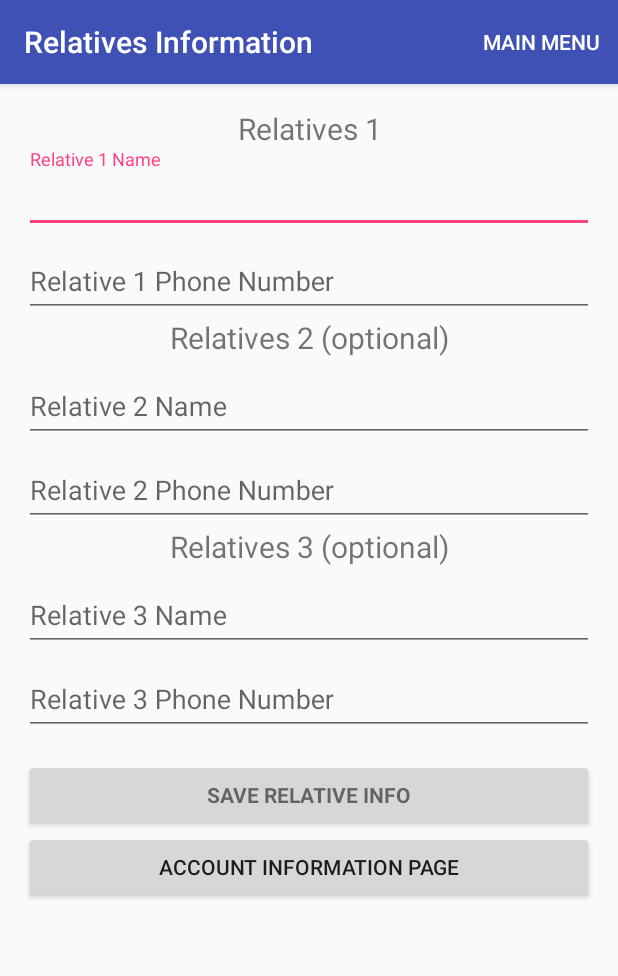
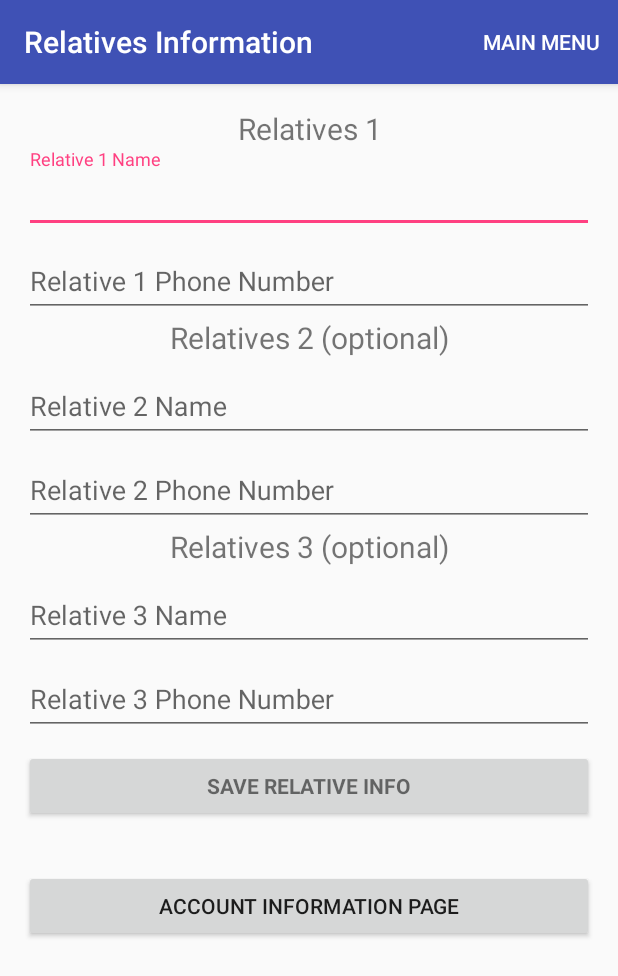
Before and after one commit to nisch100/CallABus, an Android app: the screen it shows after launch (RelativesInfo), after a tap on "RELATIVES INFORMATION PAGE", on a phone screen of 412 x 824 dp. Shown: the top 976 px of the screen. Run offline under Robolectric (Android 15) with nearby library versions, the phone set to English and light mode, and no system bars; our stand-ins replace Firebase (no records; nobody signed in at launch, a user with empty details on screens opened directly); 5 statements that could not run were skipped.

Commit message:
commit 20:00

```diff
--- a/app/src/main/res/layout/activity_relatives_info.xml
+++ b/app/src/main/res/layout/activity_relatives_info.xml
@@ -152,51 +152,13 @@
             </android.support.design.widget.TextInputLayout>
 
 
-            <!--
-            <android.support.design.widget.TextInputLayout
-                android:layout_width="match_parent"
-                android:layout_height="wrap_content">
-                <EditText
-                    android:id="@+id/relative_email"
-                    android:layout_width="match_parent"
-                    android:layout_height="wrap_content"
-                    android:hint="@string/prompt_email"
-                    android:imeActionId="6"
-                    android:imeActionLabel="@string/action_sign_in_short"
-                    android:imeOptions="actionUnspecified"
-                    android:inputType="textEmailAddress"
-                    android:maxLines="1"
-                    android:singleLine="true" />
-            </android.support.design.widget.TextInputLayout>
-            -->
-
-
-            <!--
-            <android.support.design.widget.TextInputLayout
-                android:layout_width="match_parent"
-                android:layout_height="wrap_content">
-                <EditText
-                    android:id="@+id/relative_address"
-                    android:layout_width="match_parent"
-                    android:layout_height="wrap_content"
-                    android:hint="@string/prompt_address"
-                    android:imeActionId="6"
-                    android:imeActionLabel="@string/action_sign_in_short"
-                    android:imeOptions="actionUnspecified"
-                    android:inputType="textMultiLine"
-                    android:lines="4"
-                    android:maxLines="4"
-                    android:singleLine="false" />
-            </android.support.design.widget.TextInputLayout>
-            -->
-
-
             <Button
                 android:id="@+id/email_sign_in_button"
                 style="?android:textAppearanceSmall"
                 android:layout_width="match_parent"
                 android:layout_height="wrap_content"
-                android:layout_marginTop="16dp"
+                android:layout_marginTop="10dp"
+                android:layout_marginBottom="16dp"
                 android:text="Save Relative Info"
                 android:textStyle="bold" />
 
@@ -205,17 +167,10 @@
                 android:id="@+id/AccountInfo_button"
                 android:layout_width="match_parent"
                 android:layout_height="wrap_content"
+                android:layout_marginTop="16dp"
+                android:layout_marginBottom="30dp"
                 android:text="Account Information Page"
                 android:onClick="switchAccountInfo" />
-
-            <!--
-            <Button
-                android:id="@+id/MainMenu_button"
-                android:layout_width="match_parent"
-                android:layout_height="wrap_content"
-                android:text="Main Menu"
-                android:onClick="switchMainMenu" />
-            -->
 
 
         </LinearLayout>
```
Also changed, not shown: app/src/main/java/com/example/nisch100/call_a_bus/YourBusesActivity.java (+8 -11 lines), app/src/main/res/layout/activity_account_info.xml (+12 -23 lines).
